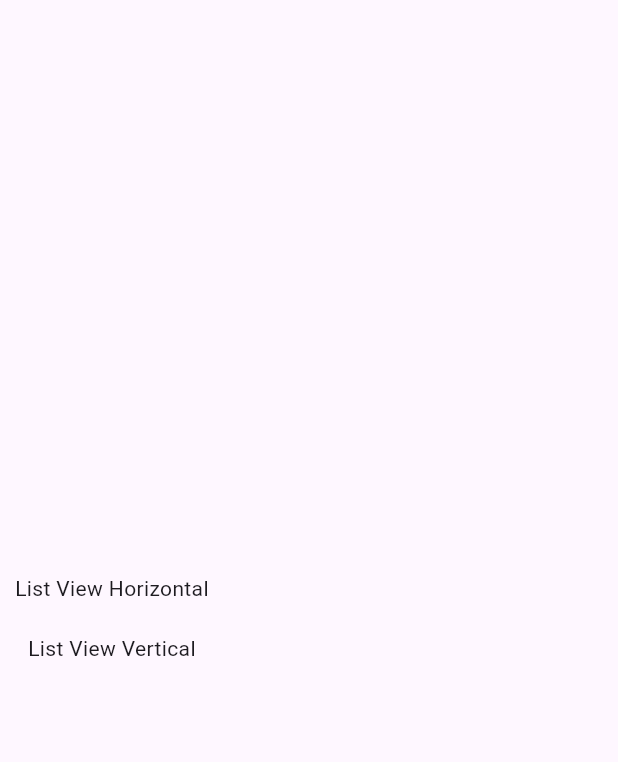
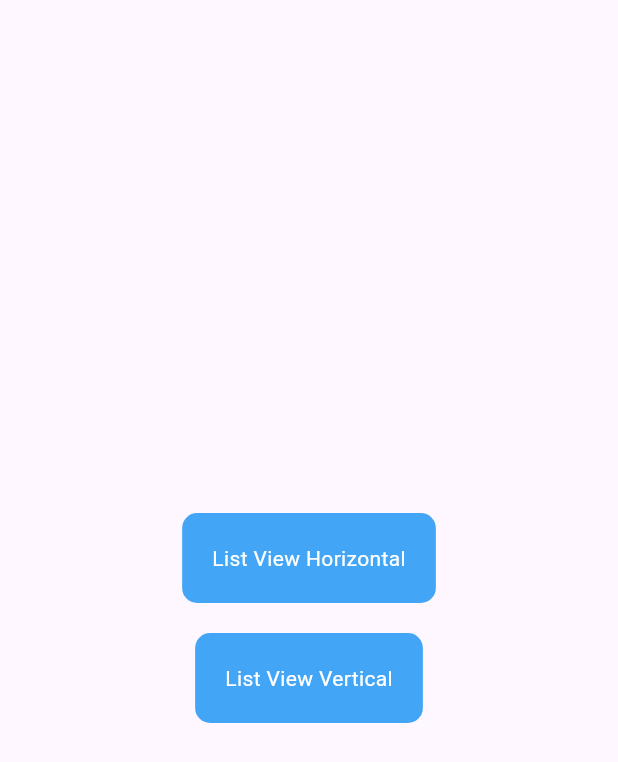
Before and after one commit to Fatah03111995/flutter_basic_lesson, a Flutter app: the screen it shows after launch, on a phone screen of 412 x 824 dp. Shown: the top 762 px of the screen. Run offline on Flutter 3.47's test engine with Material 3 defaults, Android fonts, the phone set to English and light mode, and no system bars; our stand-ins replace google_fonts.

Commit message:
feat(les6) : List View Vertical

```diff
--- a/lib/les6_listview/components/button.dart
+++ b/lib/les6_listview/components/button.dart
@@ -12,9 +12,10 @@ class ButtonLink extends StatelessWidget {
     return GestureDetector(
       onTap: () => Navigator.pushNamed(context, paramFn),
       child: Container(
-        padding: const EdgeInsets.all(10),
+        padding: const EdgeInsets.all(20),
         decoration: BoxDecoration(
-            color: color, borderRadius: BorderRadius.circular(10)),
+            color: Colors.blue.shade400,
+            borderRadius: BorderRadius.circular(10)),
         child: child,
       ),
     );
--- a/lib/les6_listview/pages/home_page.dart
+++ b/lib/les6_listview/pages/home_page.dart
@@ -1,5 +1,4 @@
 import 'package:flutter/material.dart';
-import 'package:flutter_basic_lesson/les6_listview/components/box.dart';
 import 'package:flutter_basic_lesson/les6_listview/components/button.dart';
 
 class HomePage extends StatelessWidget {
@@ -8,12 +7,26 @@ class HomePage extends StatelessWidget {
   @override
   Widget build(BuildContext context) {
     return const Scaffold(
-      body: Column(mainAxisAlignment: MainAxisAlignment.center, children: [
-        ButtonLink(
-            paramFn: '/list_horizontal', child: Text('List View Horizontal')),
-        ButtonLink(
-            paramFn: '/list_vertical', child: Text('List View Vertical')),
-      ]),
+      body: Center(
+        child: Column(
+            mainAxisAlignment: MainAxisAlignment.center,
+            crossAxisAlignment: CrossAxisAlignment.center,
+            children: [
+              ButtonLink(
+                  paramFn: '/list_horizontal',
+                  child: Text(
+                    'List View Horizontal',
+                    style: TextStyle(color: Colors.white),
+                  )),
+              SizedBox(
+                height: 20,
+              ),
+              ButtonLink(
+                  paramFn: '/list_vertical',
+                  child: Text('List View Vertical',
+                      style: TextStyle(color: Colors.white))),
+            ]),
+      ),
     );
   }
 }
--- a/lib/les6_listview/pages/listview_vertical.dart
+++ b/lib/les6_listview/pages/listview_vertical.dart
@@ -1,10 +1,19 @@
 import 'package:flutter/material.dart';
+import 'package:flutter_basic_lesson/les6_listview/components/box.dart';
 
 class ListViewVertical extends StatelessWidget {
   const ListViewVertical({super.key});
 
   @override
   Widget build(BuildContext context) {
-    return Scaffold();
+    return ListView(
+      scrollDirection: Axis.vertical,
+      children: [
+        Box(h: 250, color: Colors.blue[700]),
+        Box(h: 250, color: Colors.blue[600]),
+        Box(h: 250, color: Colors.blue[500]),
+        Box(h: 250, color: Colors.blue[400]),
+      ],
+    );
   }
 }
```
